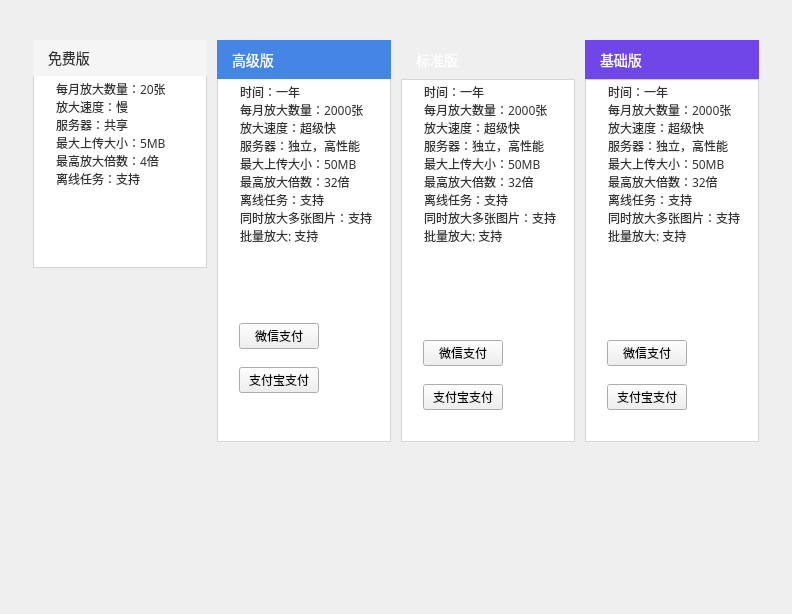
Qt form menberwidget.ui (leihiudung/EnlargePicture) before a commit.
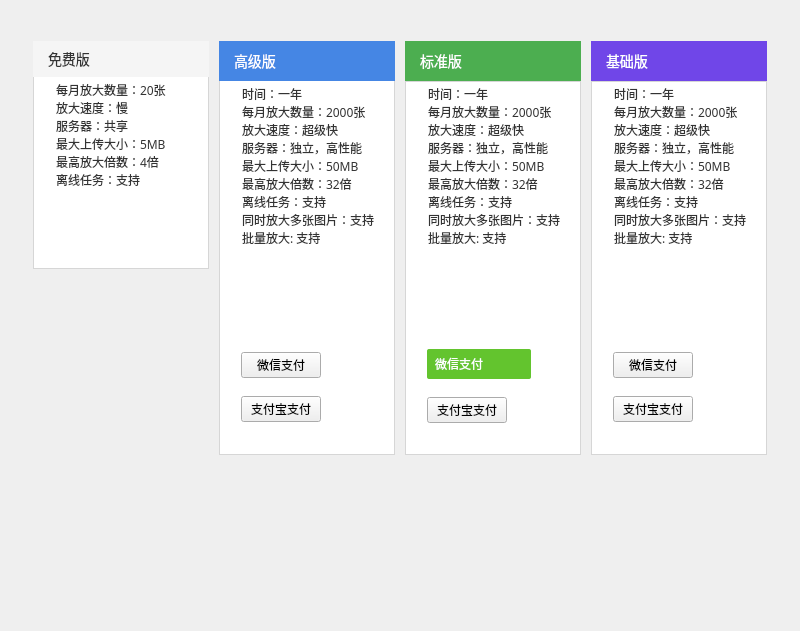
The same form after that commit. Icons and pictures are not drawn.

Diff of the .ui file:
```diff
--- a/menberwidget.ui
+++ b/menberwidget.ui
@@ -6,10 +6,16 @@
    <rect>
     <x>0</x>
     <y>0</y>
-    <width>792</width>
-    <height>614</height>
+    <width>800</width>
+    <height>631</height>
    </rect>
   </property>
+  <property name="sizePolicy">
+   <sizepolicy hsizetype="Preferred" vsizetype="Expanding">
+    <horstretch>0</horstretch>
+    <verstretch>0</verstretch>
+   </sizepolicy>
+  </property>
   <property name="windowTitle">
    <string>Form</string>
   </property>
@@ -153,11 +159,8 @@
               </property>
               <property name="html">
                <string>&lt;!DOCTYPE HTML PUBLIC &quot;-//W3C//DTD HTML 4.0//EN&quot; &quot;http://www.w3.org/TR/REC-html40/strict.dtd&quot;&gt;
-&lt;html&gt;&lt;head&gt;&lt;meta name=&quot;qrichtext&quot; content=&quot;1&quot; /&gt;&lt;meta charset=&quot;utf-8&quot; /&gt;&lt;style type=&quot;text/css&quot;&gt;
+&lt;html&gt;&lt;head&gt;&lt;meta name=&quot;qrichtext&quot; content=&quot;1&quot; /&gt;&lt;style type=&quot;text/css&quot;&gt;
 p, li { white-space: pre-wrap; }
-hr { height: 1px; border-width: 0; }
-li.unchecked::marker { content: &quot;\2610&quot;; }
-li.checked::marker { content: &quot;\2612&quot;; }
 &lt;/style&gt;&lt;/head&gt;&lt;body style=&quot; font-family:'Microsoft YaHei'; font-size:12px; font-weight:400; font-style:normal;&quot;&gt;
 &lt;p style=&quot; margin-top:0px; margin-bottom:0px; margin-left:0px; margin-right:0px; -qt-block-indent:0; text-indent:0px;&quot;&gt;&lt;span style=&quot; font-size:12px;&quot;&gt;每月放大数量：20张&lt;/span&gt;&lt;/p&gt;
 &lt;p style=&quot; margin-top:0px; margin-bottom:0px; margin-left:0px; margin-right:0px; -qt-block-indent:0; text-indent:0px;&quot;&gt;&lt;span style=&quot; font-size:12px;&quot;&gt;放大速度：慢&lt;/span&gt;&lt;/p&gt;
@@ -206,6 +209,12 @@
    </item>
    <item>
     <widget class="QWidget" name="widget_2" native="true">
+     <property name="sizePolicy">
+      <sizepolicy hsizetype="Preferred" vsizetype="Expanding">
+       <horstretch>0</horstretch>
+       <verstretch>0</verstretch>
+      </sizepolicy>
+     </property>
      <property name="styleSheet">
       <string notr="true"/>
      </property>
@@ -256,6 +265,12 @@
       </item>
       <item>
        <widget class="QWidget" name="widget_6" native="true">
+        <property name="sizePolicy">
+         <sizepolicy hsizetype="Preferred" vsizetype="Expanding">
+          <horstretch>0</horstretch>
+          <verstretch>0</verstretch>
+         </sizepolicy>
+        </property>
         <property name="styleSheet">
          <string notr="true">#widget_6 {
 background-color: white;
@@ -266,7 +281,7 @@
 }
 </string>
         </property>
-        <layout class="QVBoxLayout" name="verticalLayout_2" stretch="88,8,8,0">
+        <layout class="QVBoxLayout" name="verticalLayout_2" stretch="88,8,8,8">
          <property name="spacing">
           <number>0</number>
          </property>
@@ -288,6 +303,7 @@
             <font>
              <family>Microsoft YaHei</family>
              <pointsize>-1</pointsize>
+             <weight>50</weight>
              <italic>false</italic>
              <bold>false</bold>
              <kerning>true</kerning>
@@ -305,11 +321,8 @@
            </property>
            <property name="html">
             <string>&lt;!DOCTYPE HTML PUBLIC &quot;-//W3C//DTD HTML 4.0//EN&quot; &quot;http://www.w3.org/TR/REC-html40/strict.dtd&quot;&gt;
-&lt;html&gt;&lt;head&gt;&lt;meta name=&quot;qrichtext&quot; content=&quot;1&quot; /&gt;&lt;meta charset=&quot;utf-8&quot; /&gt;&lt;style type=&quot;text/css&quot;&gt;
+&lt;html&gt;&lt;head&gt;&lt;meta name=&quot;qrichtext&quot; content=&quot;1&quot; /&gt;&lt;style type=&quot;text/css&quot;&gt;
 p, li { white-space: pre-wrap; }
-hr { height: 1px; border-width: 0; }
-li.unchecked::marker { content: &quot;\2610&quot;; }
-li.checked::marker { content: &quot;\2612&quot;; }
 &lt;/style&gt;&lt;/head&gt;&lt;body style=&quot; font-family:'Microsoft YaHei'; font-size:12px; font-weight:400; font-style:normal;&quot;&gt;
 &lt;p style=&quot; margin-top:0px; margin-bottom:0px; margin-left:0px; margin-right:0px; -qt-block-indent:0; text-indent:0px;&quot;&gt;&lt;span style=&quot; font-size:12px;&quot;&gt;时间：一年&lt;/span&gt;&lt;/p&gt;
 &lt;p style=&quot; margin-top:0px; margin-bottom:0px; margin-left:0px; margin-right:0px; -qt-block-indent:0; text-indent:0px;&quot;&gt;&lt;span style=&quot; font-size:12px;&quot;&gt;每月放大数量：2000张&lt;/span&gt;&lt;/p&gt;
@@ -325,6 +338,12 @@
          </item>
          <item>
           <widget class="QWidget" name="widget_9" native="true">
+           <property name="sizePolicy">
+            <sizepolicy hsizetype="Preferred" vsizetype="Expanding">
+             <horstretch>0</horstretch>
+             <verstretch>0</verstretch>
+            </sizepolicy>
+           </property>
            <property name="styleSheet">
             <string notr="true"/>
            </property>
@@ -454,7 +473,7 @@
        <widget class="QLabel" name="member_stand_label">
         <property name="styleSheet">
          <string notr="true">#member_stand_label {
-border-image:url(:/images/member_recommand_img);
+background: #4CAE50;
 padding-left: 12px;
 font: normal 14px  Microsoft YaHei;
 color: #fff;
@@ -497,6 +516,7 @@
             <font>
              <family>Microsoft YaHei</family>
              <pointsize>-1</pointsize>
+             <weight>50</weight>
              <italic>false</italic>
              <bold>false</bold>
             </font>
@@ -509,11 +529,8 @@
            </property>
            <property name="html">
             <string>&lt;!DOCTYPE HTML PUBLIC &quot;-//W3C//DTD HTML 4.0//EN&quot; &quot;http://www.w3.org/TR/REC-html40/strict.dtd&quot;&gt;
-&lt;html&gt;&lt;head&gt;&lt;meta name=&quot;qrichtext&quot; content=&quot;1&quot; /&gt;&lt;meta charset=&quot;utf-8&quot; /&gt;&lt;style type=&quot;text/css&quot;&gt;
+&lt;html&gt;&lt;head&gt;&lt;meta name=&quot;qrichtext&quot; content=&quot;1&quot; /&gt;&lt;style type=&quot;text/css&quot;&gt;
 p, li { white-space: pre-wrap; }
-hr { height: 1px; border-width: 0; }
-li.unchecked::marker { content: &quot;\2610&quot;; }
-li.checked::marker { content: &quot;\2612&quot;; }
 &lt;/style&gt;&lt;/head&gt;&lt;body style=&quot; font-family:'Microsoft YaHei'; font-size:12px; font-weight:400; font-style:normal;&quot;&gt;
 &lt;p style=&quot; margin-top:0px; margin-bottom:0px; margin-left:0px; margin-right:0px; -qt-block-indent:0; text-indent:0px;&quot;&gt;&lt;span style=&quot; font-size:12px;&quot;&gt;时间：一年&lt;/span&gt;&lt;/p&gt;
 &lt;p style=&quot; margin-top:0px; margin-bottom:0px; margin-left:0px; margin-right:0px; -qt-block-indent:0; text-indent:0px;&quot;&gt;&lt;span style=&quot; font-size:12px;&quot;&gt;每月放大数量：2000张&lt;/span&gt;&lt;/p&gt;
@@ -529,12 +546,34 @@
          </item>
          <item>
           <widget class="QWidget" name="widget_11" native="true">
+           <property name="sizePolicy">
+            <sizepolicy hsizetype="Preferred" vsizetype="Expanding">
+             <horstretch>0</horstretch>
+             <verstretch>0</verstretch>
+            </sizepolicy>
+           </property>
            <layout class="QHBoxLayout" name="horizontalLayout_4">
             <property name="leftMargin">
              <number>22</number>
             </property>
             <item>
              <widget class="QPushButton" name="wechat_pay_stand_btn">
+              <property name="sizePolicy">
+               <sizepolicy hsizetype="Expanding" vsizetype="Expanding">
+                <horstretch>0</horstretch>
+                <verstretch>0</verstretch>
+               </sizepolicy>
+              </property>
+              <property name="styleSheet">
+               <string notr="true">QPushButton{
+background: #63C42E;
+border-radius: 2px;
+width: 96px;height:30px;max-width:144px;max-height:45px;min-width:96px;min-height:30px;
+qproperty-icon: url(:/images/wechat);
+font:12px Microsoft YaHei;
+color: #fff;text-align : 
+left;padding-left: 8px;}</string>
+              </property>
               <property name="text">
                <string>微信支付</string>
               </property>
@@ -695,6 +734,7 @@
             <font>
              <family>Microsoft YaHei</family>
              <pointsize>-1</pointsize>
+             <weight>50</weight>
              <italic>false</italic>
              <bold>false</bold>
             </font>
@@ -708,11 +748,8 @@
            </property>
            <property name="html">
             <string>&lt;!DOCTYPE HTML PUBLIC &quot;-//W3C//DTD HTML 4.0//EN&quot; &quot;http://www.w3.org/TR/REC-html40/strict.dtd&quot;&gt;
-&lt;html&gt;&lt;head&gt;&lt;meta name=&quot;qrichtext&quot; content=&quot;1&quot; /&gt;&lt;meta charset=&quot;utf-8&quot; /&gt;&lt;style type=&quot;text/css&quot;&gt;
+&lt;html&gt;&lt;head&gt;&lt;meta name=&quot;qrichtext&quot; content=&quot;1&quot; /&gt;&lt;style type=&quot;text/css&quot;&gt;
 p, li { white-space: pre-wrap; }
-hr { height: 1px; border-width: 0; }
-li.unchecked::marker { content: &quot;\2610&quot;; }
-li.checked::marker { content: &quot;\2612&quot;; }
 &lt;/style&gt;&lt;/head&gt;&lt;body style=&quot; font-family:'Microsoft YaHei'; font-size:12px; font-weight:400; font-style:normal;&quot;&gt;
 &lt;p style=&quot; margin-top:0px; margin-bottom:0px; margin-left:0px; margin-right:0px; -qt-block-indent:0; text-indent:0px;&quot;&gt;&lt;span style=&quot; font-size:12px;&quot;&gt;时间：一年&lt;/span&gt;&lt;/p&gt;
 &lt;p style=&quot; margin-top:0px; margin-bottom:0px; margin-left:0px; margin-right:0px; -qt-block-indent:0; text-indent:0px;&quot;&gt;&lt;span style=&quot; font-size:12px;&quot;&gt;每月放大数量：2000张&lt;/span&gt;&lt;/p&gt;
@@ -734,6 +771,12 @@
             </property>
             <item>
              <widget class="QPushButton" name="wechat_pay_base_btn">
+              <property name="sizePolicy">
+               <sizepolicy hsizetype="Expanding" vsizetype="Expanding">
+                <horstretch>0</horstretch>
+                <verstretch>0</verstretch>
+               </sizepolicy>
+              </property>
               <property name="text">
                <string>微信支付</string>
               </property>
@@ -763,6 +806,12 @@
             </property>
             <item>
              <widget class="QPushButton" name="ali_pay_base_btn">
+              <property name="sizePolicy">
+               <sizepolicy hsizetype="Preferred" vsizetype="Preferred">
+                <horstretch>0</horstretch>
+                <verstretch>0</verstretch>
+               </sizepolicy>
+              </property>
               <property name="text">
                <string>支付宝支付</string>
               </property>
```
